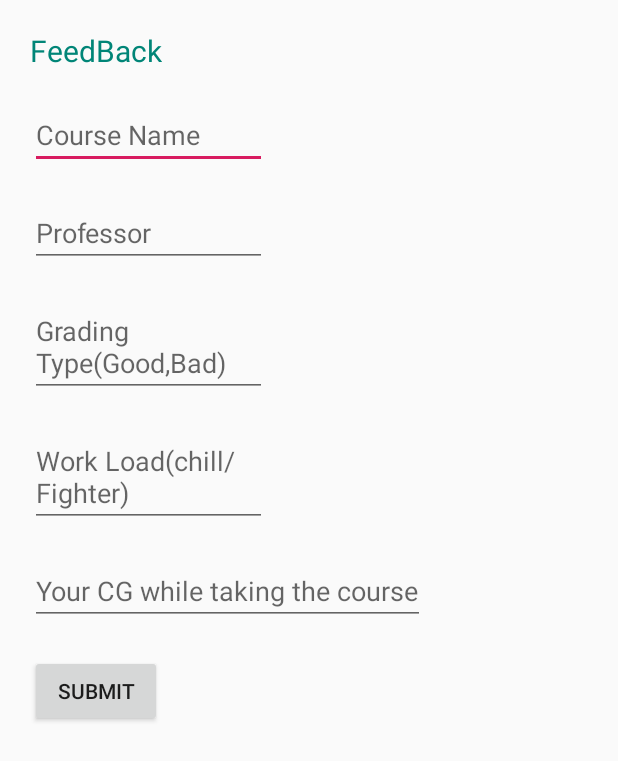
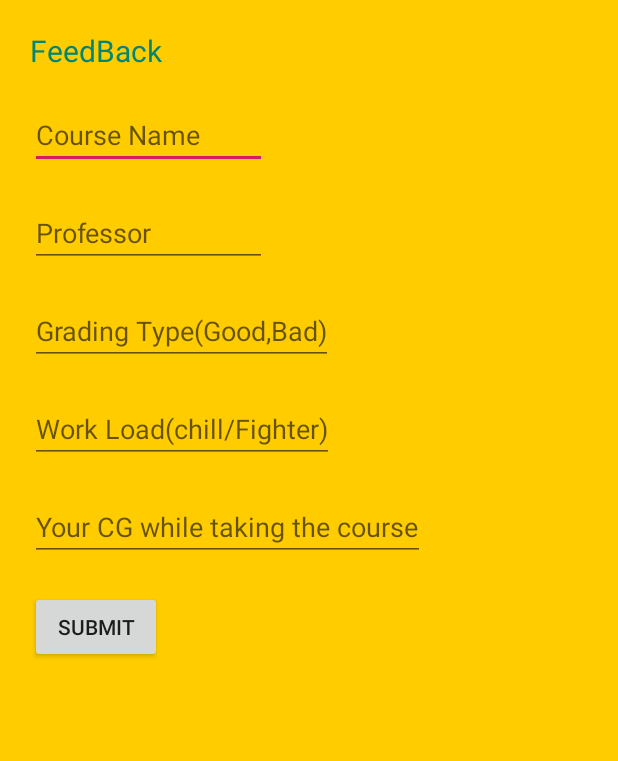
Before and after one commit to Flash-Shivam/HUL_course_selector1, an Android app: the ThirdScreen screen opened directly, with no data from a screen before it, on a phone screen of 412 x 824 dp. Shown: the top 761 px of the screen. Run offline under Robolectric (Android 15) with nearby library versions, the phone set to English and light mode, and no system bars; 1 statement that could not run was skipped.

Commit message:
Background Changed

```diff
--- a/app/src/main/res/layout/activity_main.xml
+++ b/app/src/main/res/layout/activity_main.xml
@@ -7,6 +7,7 @@
     android:paddingTop="64dp"
     android:paddingBottom="64dp"
     android:paddingLeft="64dp"
+    android:background="@drawable/ye"
     android:paddingRight="64dp"
     tools:context=".MainActivity">
 
--- a/app/src/main/res/layout/second.xml
+++ b/app/src/main/res/layout/second.xml
@@ -3,6 +3,7 @@
     android:layout_width="match_parent"
     android:layout_height="match_parent"
     android:orientation="vertical"
+    android:background="@drawable/ye"
     android:layout_gravity="center"
     android:padding="20dp"
 
--- a/app/src/main/res/layout/third.xml
+++ b/app/src/main/res/layout/third.xml
@@ -4,6 +4,7 @@
     android:layout_height="match_parent"
     android:orientation="vertical"
     android:layout_gravity="center"
+    android:background="@drawable/ye"
     android:padding="20dp">
 
     <TextView
@@ -35,7 +36,7 @@
 
     <AutoCompleteTextView
         android:id="@+id/yar3"
-        android:layout_width="158dp"
+        android:layout_width="wrap_content"
         android:layout_height="wrap_content"
         android:completionThreshold="1"
         android:layout_below="@id/yar2"
@@ -45,7 +46,7 @@
 
     <AutoCompleteTextView
         android:id="@+id/yar4"
-        android:layout_width="158dp"
+        android:layout_width="wrap_content"
         android:layout_height="wrap_content"
         android:layout_below="@id/yar3"
         android:layout_marginTop="20dp"
```
Also changed, not shown: app/src/main/res/drawable/ye.png (added).
